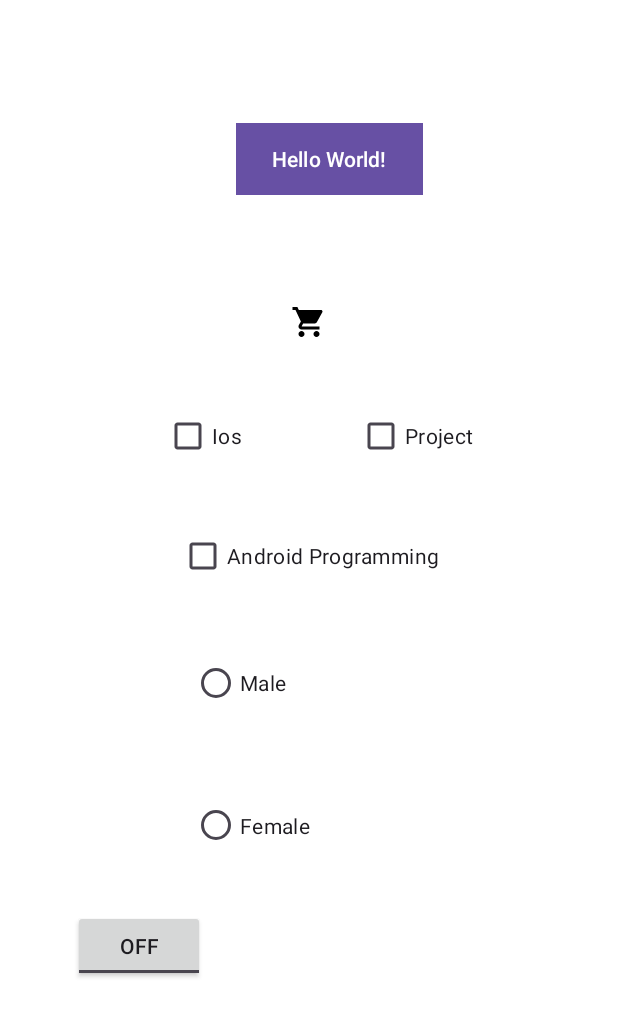
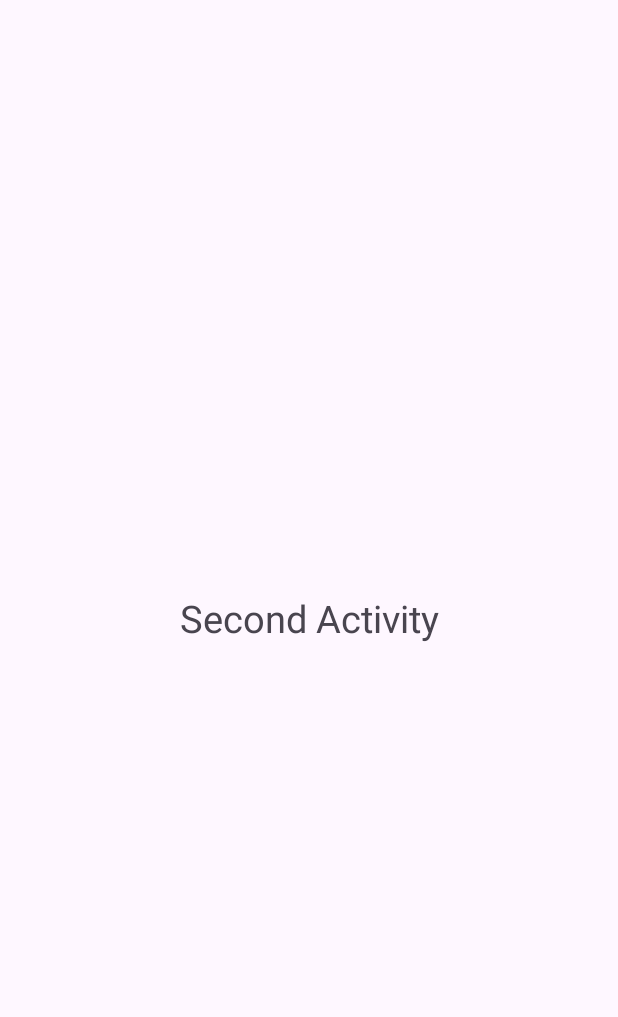
Before and after one commit to raveena-projects/ButtonDemo, an Android app: the screen it shows after launch (MainActivity before the commit, SecondActivity after it), after a tap on "Hello World!", on a phone screen of 412 x 824 dp. Shown: the top 1017 px of the screen. Run offline under Robolectric (Android 15) with nearby library versions, the phone set to English and light mode, and no system bars.

Commit message:
Second activity and border button.

```diff
--- a/app/src/main/AndroidManifest.xml
+++ b/app/src/main/AndroidManifest.xml
@@ -13,6 +13,9 @@
         android:theme="@style/Theme.ButtonDemo"
         tools:targetApi="31">
         <activity
+            android:name=".SecondActivity"
+            android:exported="false" />
+        <activity
             android:name=".MainActivity"
             android:exported="true">
             <intent-filter>
--- a/app/src/main/java/com/example/buttondemo/MainActivity.java
+++ b/app/src/main/java/com/example/buttondemo/MainActivity.java
@@ -1,5 +1,6 @@
 package com.example.buttondemo;
 
+import android.content.Intent;
 import android.os.Bundle;
 import android.util.Log;
 import android.view.View;
@@ -32,6 +33,8 @@ public class MainActivity extends AppCompatActivity {
             @Override
             public void onClick(View view) {
                 Log.d("Button","Button clicked");
+                Intent intent = new Intent(MainActivity.this,SecondActivity.class);
+                startActivity(intent);
             }
         });
         imageButton = findViewById(R.id.imgBtn);
--- /dev/null
+++ b/app/src/main/java/com/example/buttondemo/SecondActivity.java
@@ -0,0 +1,24 @@
+package com.example.buttondemo;
+
+import android.os.Bundle;
+
+import androidx.activity.EdgeToEdge;
+import androidx.appcompat.app.AppCompatActivity;
+import androidx.core.graphics.Insets;
+import androidx.core.view.ViewCompat;
+import androidx.core.view.WindowInsetsCompat;
+
+public class SecondActivity extends AppCompatActivity {
+
+    @Override
+    protected void onCreate(Bundle savedInstanceState) {
+        super.onCreate(savedInstanceState);
+        EdgeToEdge.enable(this);
+        setContentView(R.layout.activity_second);
+        ViewCompat.setOnApplyWindowInsetsListener(findViewById(R.id.main), (v, insets) -> {
+            Insets systemBars = insets.getInsets(WindowInsetsCompat.Type.systemBars());
+            v.setPadding(systemBars.left, systemBars.top, systemBars.right, systemBars.bottom);
+            return insets;
+        });
+    }
+}
--- a/app/src/main/res/drawable/custom_border_button.xml
+++ b/app/src/main/res/drawable/custom_border_button.xml
@@ -2,4 +2,5 @@
 <shape xmlns:android="http://schemas.android.com/apk/res/android">
     <solid android:color="@color/white"/>
     <stroke android:color="@color/black" android:width="2dp"/>
+    <corners android:radius="10dp"/>
 </shape>
--- /dev/null
+++ b/app/src/main/res/drawable/custom_botton_backround.xml
@@ -0,0 +1,6 @@
+<?xml version="1.0" encoding="utf-8"?>
+<selector xmlns:android="http://schemas.android.com/apk/res/android">
+    <item android:drawable="@drawable/custom_border_button" android:state_pressed="true"/>
+    <item android:drawable="@drawable/custom_border_button" android:state_focused="true"/>
+    <item android:drawable="@drawable/custom_border_button"/>
+</selector>
--- a/app/src/main/res/layout/activity_main.xml
+++ b/app/src/main/res/layout/activity_main.xml
@@ -10,19 +10,21 @@
 
     <Button
         android:id="@+id/btn"
+        app:backgroundTint="@null"
         android:layout_width="wrap_content"
         android:layout_height="wrap_content"
         android:background="@drawable/custom_border_button"
         android:hapticFeedbackEnabled="false"
         android:text="Hello World!"
-        android:textColor="#FFFFFF"
+        android:textColor="@color/black"
         android:textColorLink="#E9E8E8"
         app:layout_constraintBottom_toBottomOf="parent"
         app:layout_constraintEnd_toEndOf="parent"
         app:layout_constraintHorizontal_bias="0.547"
         app:layout_constraintStart_toStartOf="parent"
         app:layout_constraintTop_toTopOf="parent"
-        app:layout_constraintVertical_bias="0.106" />
+        app:layout_constraintVertical_bias="0.106"
+        app:rippleColor="#E6E6E6" />
 
     <ImageButton
         android:id="@+id/imgBtn"
--- /dev/null
+++ b/app/src/main/res/layout/activity_second.xml
@@ -0,0 +1,20 @@
+<?xml version="1.0" encoding="utf-8"?>
+<androidx.constraintlayout.widget.ConstraintLayout xmlns:android="http://schemas.android.com/apk/res/android"
+    xmlns:app="http://schemas.android.com/apk/res-auto"
+    xmlns:tools="http://schemas.android.com/tools"
+    android:id="@+id/main"
+    android:layout_width="match_parent"
+    android:layout_height="match_parent"
+    tools:context=".SecondActivity">
+
+    <TextView
+        android:id="@+id/textView"
+        android:layout_width="wrap_content"
+        android:layout_height="wrap_content"
+        android:text="Second Activity"
+        android:textSize="25sp"
+        app:layout_constraintBottom_toBottomOf="parent"
+        app:layout_constraintEnd_toEndOf="parent"
+        app:layout_constraintStart_toStartOf="parent"
+        app:layout_constraintTop_toTopOf="parent" />
+</androidx.constraintlayout.widget.ConstraintLayout>
```
